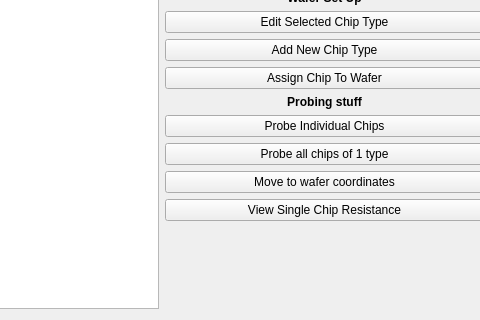
Qt form poverty_prober/probeGUI.ui (Tobymegacat/poverty-prober) before a commit; both pictures show x 97 to 577 and y 612 to 932 of the 577 by 932 pixel window.
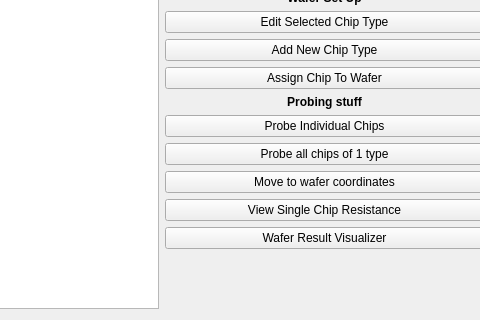
The same form after that commit.

Commit message: added basic heatmap visualization window, and individual die probing features. will update more later

Diff of the .ui file:
```diff
--- a/poverty_prober/probeGUI.ui
+++ b/poverty_prober/probeGUI.ui
@@ -160,6 +160,13 @@
          </property>
         </widget>
        </item>
+       <item>
+        <widget class="QPushButton" name="pushButton">
+         <property name="text">
+          <string>Wafer Result Visualizer</string>
+         </property>
+        </widget>
+       </item>
        <item>
         <spacer name="verticalSpacer_2">
          <property name="orientation">
```
The commit also changes 4 other files.
